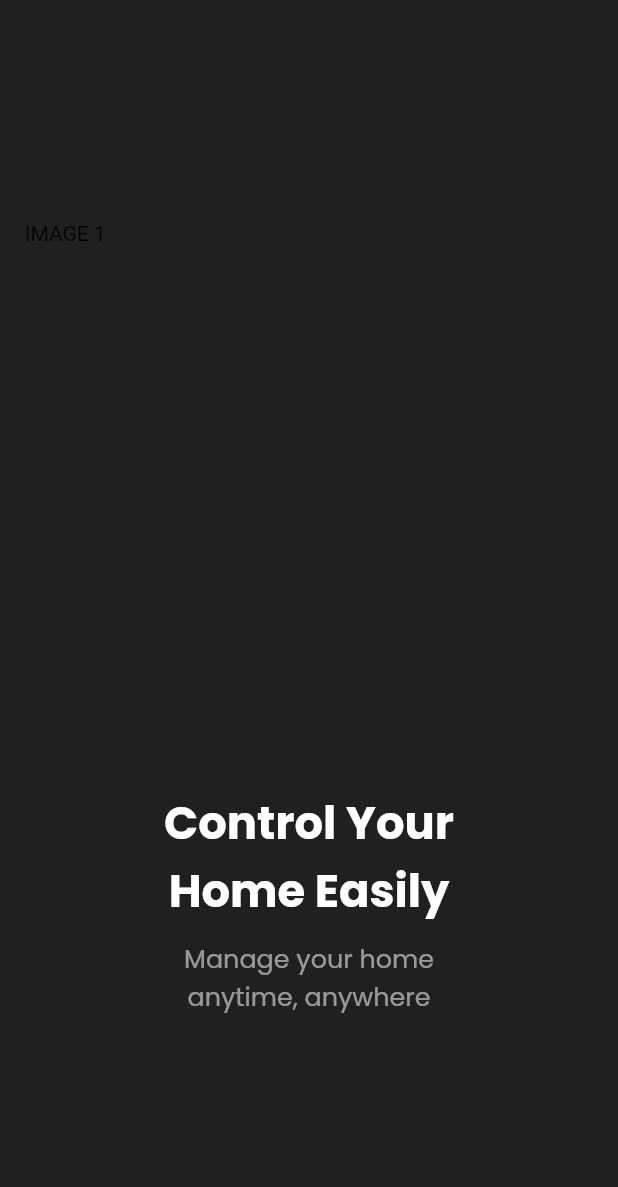
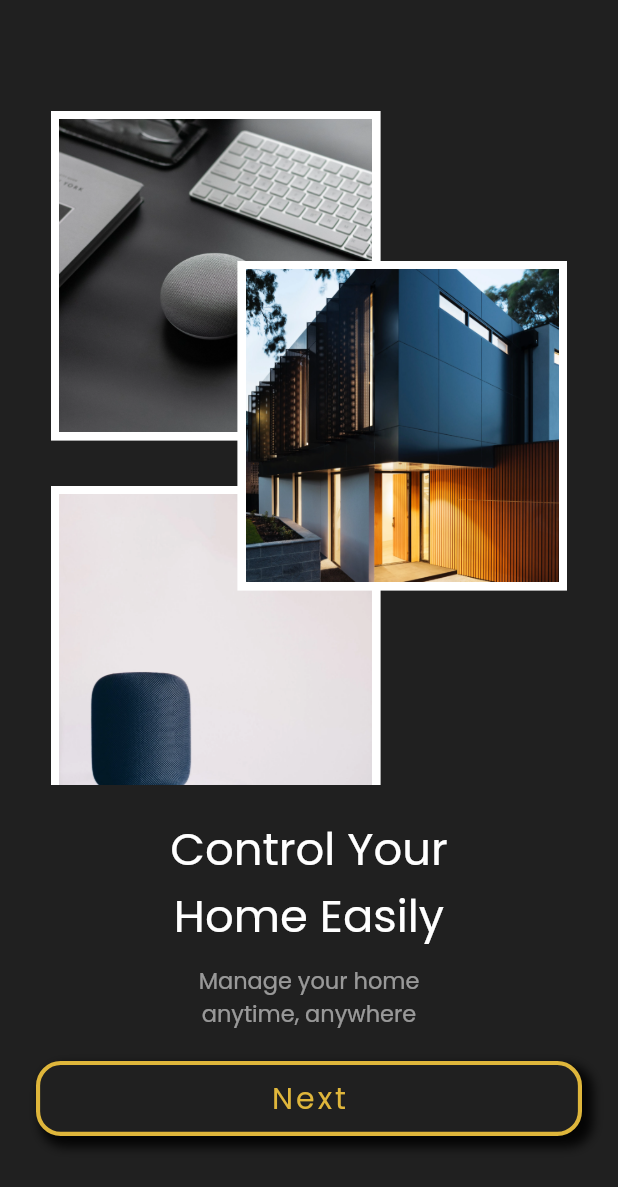
Before and after one commit to Ilejk/i_home, a Flutter app: the screen it shows after launch, on a phone screen of 412 x 824 dp. Shown: the top 1187 px of the screen. Run offline on Flutter 3.47's test engine with Material 2 defaults, Android fonts, the phone set to English and light mode, and no system bars; our stand-ins replace bloc, firebase_core, flutter_screenutil, freezed_annotation, get_it, google_fonts and 1 more; accounts and stored records are empty; generated files the repository leaves out were written again.

Commit message:
09.06.2023-16:11

```diff
--- a/lib/src/presentation/pages/on_boarding_page/on_boarding_page.dart
+++ b/lib/src/presentation/pages/on_boarding_page/on_boarding_page.dart
@@ -1,12 +1,10 @@
 import 'package:flutter/material.dart';
-import 'package:flutter_screenutil/flutter_screenutil.dart';
+import 'package:i_home/src/presentation/pages/on_boarding_page/widgets/on_boarding_page_column.dart';
+import 'package:i_home/src/presentation/pages/on_boarding_page/widgets/photo_type_grids.dart';
+import 'package:i_home/src/presentation/utils/asset_manager.dart';
 import 'package:i_home/src/presentation/utils/color_manager.dart';
-import 'package:i_home/src/presentation/utils/font_manager.dart';
 import 'package:i_home/src/presentation/utils/size_manager.dart';
 import 'package:i_home/src/presentation/utils/string_manager.dart';
-import 'package:i_home/src/presentation/widgets/app_textstyle_widget.dart';
-import 'package:i_home/src/presentation/widgets/spacers.dart';
-import 'package:i_home/src/presentation/widgets/text_widget.dart';
 
 class BoardingPage extends StatefulWidget {
   const BoardingPage({super.key});
@@ -26,36 +24,43 @@ class _BoardingPageState extends State<BoardingPage> {
           children: [
             PageView(
               children: [
-                Column(
-                  mainAxisAlignment: MainAxisAlignment.center,
-                  children: [
-                    SizedBox(
-                      height: SizeManager.s345.w,
-                      width: SizeManager.s345.w,
-                      child: Text('IMAGE 1'),
-                    ),
-                    TextWidget(
-                      text: StringManager.onBoardingTitle1,
-                      maxLines: 2,
-                      align: TextAlign.center,
-                      style: appTextStyleWidget(
-                        size: FontSize.s30.sp,
-                        color: ColorManager.white,
-                        fontWeight: FontWeight.bold,
-                      ),
-                    ),
-                    const HeightSpacer(iH: SizeManager.s10),
-                    TextWidget(
-                      maxLines: 2,
-                      align: TextAlign.center,
-                      text: StringManager.onBoardingSubTitle1,
-                      style: appTextStyleWidget(
-                        size: FontSize.s17.sp,
-                        color: ColorManager.white54,
-                        fontWeight: FontWeight.normal,
-                      ),
-                    ),
-                  ],
+                OnBoardingPageColumn(
+                  title: StringManager.onBoardingTitle1,
+                  subtitle: StringManager.onBoardingSubTitle1,
+                  onTap: () {
+                    //TODO
+                  },
+                  buttonTitle: StringManager.next,
+                  photoGridType: const PhotoGrid1(
+                    imagePath1: ImageManager.onBoardingColumn1_1,
+                    imagePath2: ImageManager.onBoardingColumn1_2,
+                    imagePath3: ImageManager.onBoardingColumn1_3,
+                  ),
+                ),
+                OnBoardingPageColumn(
+                  title: StringManager.onBoardingTitle2,
+                  subtitle: StringManager.onBoardingSubTitle2,
+                  onTap: () {
+                    //TODO
+                  },
+                  buttonTitle: StringManager.next,
+                  photoGridType: const PhotoGrid2(
+                    imagePath1: ImageManager.onBoardingColumn2_1,
+                    imagePath2: ImageManager.onBoardingColumn2_2,
+                  ),
+                ),
+                OnBoardingPageColumn(
+                  title: StringManager.onBoardingTitle3,
+                  subtitle: StringManager.onBoardingSubTitle3,
+                  onTap: () {
+                    //TODO
+                  },
+                  buttonTitle: StringManager.getStarted,
+                  photoGridType: const PhotoGrid1(
+                    imagePath1: ImageManager.onBoardingColumn3_1,
+                    imagePath2: ImageManager.onBoardingColumn3_2,
+                    imagePath3: ImageManager.onBoardingColumn3_3,
+                  ),
                 ),
               ],
             ),
--- /dev/null
+++ b/lib/src/presentation/pages/on_boarding_page/widgets/on_boarding_page_column.dart
@@ -0,0 +1,93 @@
+import 'package:flutter/material.dart';
+import 'package:flutter_screenutil/flutter_screenutil.dart';
+import 'package:i_home/src/presentation/utils/color_manager.dart';
+import 'package:i_home/src/presentation/utils/font_manager.dart';
+import 'package:i_home/src/presentation/utils/size_manager.dart';
+import 'package:i_home/src/presentation/widgets/app_textstyle_widget.dart';
+import 'package:i_home/src/presentation/widgets/spacers.dart';
+import 'package:i_home/src/presentation/widgets/text_widget.dart';
+
+class OnBoardingPageColumn extends StatelessWidget {
+  const OnBoardingPageColumn(
+      {super.key,
+      required this.title,
+      required this.subtitle,
+      required this.onTap,
+      required this.buttonTitle,
+      required this.photoGridType});
+  final String title;
+  final String subtitle;
+  final VoidCallback onTap;
+  final String buttonTitle;
+  final Widget photoGridType;
+  @override
+  Widget build(BuildContext context) {
+    return Padding(
+      padding: const EdgeInsets.all(PaddingManager.p24),
+      child: Column(
+        children: [
+          photoGridType,
+          const HeightSpacer(iH: SizeManager.s20),
+          TextWidget(
+            text: title,
+            maxLines: 2,
+            align: TextAlign.center,
+            style: appTextStyleWidget(
+              size: FontSize.s30,
+              color: ColorManager.white,
+              fontWeight: FontWeight.normal,
+            ),
+          ),
+          const HeightSpacer(iH: SizeManager.s10),
+          TextWidget(
+            maxLines: 2,
+            align: TextAlign.center,
+            text: subtitle,
+            style: appTextStyleWidget(
+              size: FontSize.s15,
+              color: ColorManager.white54,
+              fontWeight: FontWeight.normal,
+            ),
+          ),
+          const HeightSpacer(iH: SizeManager.s20),
+          GestureDetector(
+            onTap: onTap,
+            child: Container(
+              width: SizeManager.s345.w,
+              height: SizeManager.s50.h,
+              decoration: BoxDecoration(
+                color: ColorManager.primaryDarkGrey,
+                borderRadius: BorderRadius.circular(
+                  SizeManager.s15.w,
+                ),
+                border: Border.all(
+                  color: ColorManager.accentDarkYellow,
+                  width: SizeManager.s2_5.w,
+                ),
+                boxShadow: const [
+                  BoxShadow(
+                    color: ColorManager.black87,
+                    spreadRadius: 2,
+                    blurRadius: 5,
+                    offset: Offset(5, 5),
+                  )
+                ],
+              ),
+              child: Center(
+                child: TextWidget(
+                  text: buttonTitle,
+                  style: appTextStyleWidget(
+                    letterSpacing: SizeManager.s2,
+                    size: FontSize.s20,
+                    color: ColorManager.accentDarkYellow,
+                    fontWeight: FontWeight.normal,
+                  ),
+                ),
+              ),
+            ),
+          ),
+        ],
+      ),
+    );
+  }
+}
--- /dev/null
+++ b/lib/src/presentation/pages/on_boarding_page/widgets/photo_type_grids.dart
@@ -0,0 +1,218 @@
+import 'package:flutter/material.dart';
+import 'package:flutter_screenutil/flutter_screenutil.dart';
+import 'package:i_home/src/presentation/utils/color_manager.dart';
+import 'package:i_home/src/presentation/utils/size_manager.dart';
+
+class PhotoGrid1 extends StatelessWidget {
+  const PhotoGrid1({
+    super.key,
+    required this.imagePath1,
+    required this.imagePath2,
+    required this.imagePath3,
+  });
+
+  final String imagePath1;
+  final String imagePath2;
+  final String imagePath3;
+
+  @override
+  Widget build(BuildContext context) {
+    return SizedBox(
+      height: SizeManager.s500.h,
+      child: Stack(
+        children: [
+          Positioned(
+            top: 50,
+            left: 10,
+            child: Container(
+              decoration: const BoxDecoration(color: ColorManager.white),
+              width: SizeManager.s200.w,
+              height: SizeManager.s200.w,
+              child: Padding(
+                padding: EdgeInsets.all(
+                  PaddingManager.p5.w,
+                ),
+                child: Image.asset(
+                  imagePath1,
+                  fit: BoxFit.cover,
+                ),
+              ),
+            ),
+          ),
+          Positioned(
+            top: 300,
+            left: 10,
+            child: Container(
+              decoration: const BoxDecoration(color: ColorManager.white),
+              width: SizeManager.s200.w,
+              height: SizeManager.s200.w,
+              child: Padding(
+                padding: EdgeInsets.all(
+                  PaddingManager.p5.w,
+                ),
+                child: Image.asset(
+                  imagePath2,
+                  fit: BoxFit.cover,
+                ),
+              ),
+            ),
+          ),
+          Positioned(
+            top: 150,
+            right: 10,
+            child: Container(
+              decoration: const BoxDecoration(color: ColorManager.white),
+              width: SizeManager.s200.w,
+              height: SizeManager.s200.w,
+              child: Padding(
+                padding: EdgeInsets.all(
+                  PaddingManager.p5.w,
+                ),
+                child: Image.asset(
+                  imagePath3,
+                  fit: BoxFit.cover,
+                ),
+              ),
+            ),
+          ),
+        ],
+      ),
+    );
+  }
+}
+
+class PhotoGrid2 extends StatelessWidget {
+  const PhotoGrid2({
+    super.key,
+    required this.imagePath1,
+    required this.imagePath2,
+  });
+
+  final String imagePath1;
+  final String imagePath2;
+
+  @override
+  Widget build(BuildContext context) {
+    return SizedBox(
+      height: SizeManager.s500.h,
+      child: Stack(
+        children: [
+          Positioned(
+            top: 50,
+            left: 10,
+            child: Container(
+              decoration: const BoxDecoration(color: ColorManager.white),
+              width: SizeManager.s200.w,
+              height: SizeManager.s200.w,
+              child: Padding(
+                padding: EdgeInsets.all(
+                  PaddingManager.p5.w,
+                ),
+                child: Image.asset(
+                  imagePath1,
+                  fit: BoxFit.cover,
+                ),
+              ),
+            ),
+          ),
+          Positioned(
+            top: 300,
+            right: 10,
+            child: Container(
+              decoration: const BoxDecoration(color: ColorManager.white),
+              width: SizeManager.s200.w,
+              height: SizeManager.s200.w,
+              child: Padding(
+                padding: EdgeInsets.all(
+                  PaddingManager.p5.w,
+                ),
+                child: Image.asset(
+                  imagePath2,
+                  fit: BoxFit.cover,
+                ),
+              ),
+            ),
+          ),
+        ],
+      ),
+    );
+  }
+}
+
+class PhotoGrid3 extends StatelessWidget {
+  const PhotoGrid3({
+    super.key,
+    required this.imagePath1,
+    required this.imagePath2,
+    required this.imagePath3,
+  });
+
+  final String imagePath1;
+  final String imagePath2;
+  final String imagePath3;
+
+  @override
+  Widget build(BuildContext context) {
+    return SizedBox(
+      height: SizeManager.s500.h,
+      child: Stack(
+        children: [
+          Positioned(
+            top: 150,
+            left: 10,
+            child: Container(
+              decoration: const BoxDecoration(color: ColorManager.white),
+              width: SizeManager.s200.w,
+              height: SizeManager.s200.w,
+              child: Padding(
+                padding: EdgeInsets.all(
+                  PaddingManager.p5.w,
+                ),
+                child: Image.asset(
+                  imagePath3,
+                  fit: BoxFit.cover,
+                ),
+              ),
+            ),
+          ),
+          Positioned(
+            top: 50,
+            right: 10,
+            child: Container(
+              decoration: const BoxDecoration(color: ColorManager.white),
+              width: SizeManager.s200.w,
+              height: SizeManager.s200.w,
+              child: Padding(
+                padding: EdgeInsets.all(
+                  PaddingManager.p5.w,
+                ),
+                child: Image.asset(
+                  imagePath1,
+                  fit: BoxFit.cover,
+                ),
+              ),
+            ),
+          ),
+          Positioned(
+            top: 300,
+            right: 10,
+            child: Container(
+              decoration: const BoxDecoration(color: ColorManager.white),
+              width: SizeManager.s200.w,
+              height: SizeManager.s200.w,
+              child: Padding(
+                padding: EdgeInsets.all(
+                  PaddingManager.p5.w,
+                ),
+                child: Image.asset(
+                  imagePath2,
+                  fit: BoxFit.cover,
+                ),
+              ),
+            ),
+          ),
+        ],
+      ),
+    );
+  }
+}
--- a/lib/src/presentation/utils/asset_manager.dart
+++ b/lib/src/presentation/utils/asset_manager.dart
@@ -2,7 +2,12 @@ const String imagePath = 'assets/images';
 const String animationPath = 'assets/json';
 
 class ImageManager {
-  static const onBoarding1 = '$imagePath/onBoarding1.webp';
-  static const onBoarding2 = '$imagePath/onBoarding2.webp';
-  static const onBoarding3 = '$imagePath/onBoarding3.webp';
+  static const onBoardingColumn1_3 = '$imagePath/onBoarding1.webp';
+  static const onBoardingColumn1_1 = '$imagePath/onBoarding2.webp';
+  static const onBoardingColumn1_2 = '$imagePath/onBoarding3.webp';
+  static const onBoardingColumn2_1 = '$imagePath/onBoarding4.webp';
+  static const onBoardingColumn2_2 = '$imagePath/onBoarding5.webp';
+  static const onBoardingColumn3_1 = '$imagePath/onBoarding6.webp';
+  static const onBoardingColumn3_2 = '$imagePath/onBoarding7.webp';
+  static const onBoardingColumn3_3 = '$imagePath/onBoarding8.webp';
 }
--- a/lib/src/presentation/utils/color_manager.dart
+++ b/lib/src/presentation/utils/color_manager.dart
@@ -2,6 +2,8 @@ import 'package:flutter/material.dart';
 
 class ColorManager {
   static const Color black = Colors.black;
+  static const Color black87 = Colors.black87;
+  static const Color black54 = Colors.black54;
   static const Color white = Colors.white;
   static const Color white54 = Colors.white54;
   static Color primaryDarkGrey = HexColor.fromHex('#202020');
--- a/lib/src/presentation/utils/size_manager.dart
+++ b/lib/src/presentation/utils/size_manager.dart
@@ -4,6 +4,9 @@ class SizeManager {
   static double deviceWidth = 375.w;
   static double deviceHeight = 825.h;
   static const double s1 = 1.0;
+  static const double s2 = 2.0;
+  static const double s2_5 = 2.5;
+  static const double s3 = 3.0;
   static const double s5 = 5.0;
   static const double s10 = 10.0;
   static const double s15 = 15.0;
@@ -13,7 +16,11 @@ class SizeManager {
   static const double s40 = 40.0;
   static const double s50 = 50.0;
   static const double s60 = 60.0;
+  static const double s200 = 200.0;
+  static const double s300 = 300.0;
   static const double s345 = 345.0;
+  static const double s500 = 500.0;
+  static const double s650 = 650.0;
 }
 
 class PaddingManager {
--- a/lib/src/presentation/utils/string_manager.dart
+++ b/lib/src/presentation/utils/string_manager.dart
@@ -3,11 +3,13 @@ class StringManager {
   static const String onBoardingTitle1 = 'Control Your\nHome Easily';
   static const String onBoardingTitle2 =
       'Intuitive Home Control\nat Your Fingertips';
-  static const String onBoardingTitle3 = 'Simplified Home Control';
+  static const String onBoardingTitle3 = 'Simplified Home\nControl';
   static const String onBoardingSubTitle1 =
       'Manage your home\nanytime, anywhere';
   static const String onBoardingSubTitle2 = 'Control Your\nHome Easily';
-  static const String onBoardingSubTitle3 = 'Your Power, Your Way';
+  static const String onBoardingSubTitle3 = 'Your Power, Your Way\n    ';
+  static const String next = 'Next';
+  static const String getStarted = 'Get Started';
 //ERROR
   static const String noRouteFound = 'No Route Found';
 }
--- a/lib/src/presentation/widgets/app_textstyle_widget.dart
+++ b/lib/src/presentation/widgets/app_textstyle_widget.dart
@@ -6,9 +6,11 @@ TextStyle appTextStyleWidget({
   required double size,
   required Color color,
   required FontWeight fontWeight,
+  double letterSpacing = 0,
 }) =>
     GoogleFonts.poppins(
       fontSize: size.sp,
+      letterSpacing: letterSpacing,
       color: color,
       fontWeight: fontWeight,
     );
--- a/pubspec.yaml
+++ b/pubspec.yaml
@@ -28,6 +28,7 @@ dependencies:
   cloud_firestore: ^4.7.1
   google_fonts: ^4.0.4
   flutter_screenutil: ^5.7.0
+  iconly: ^1.0.1
 
 
 dev_dependencies:
```
Also changed, not shown: assets/images/onBoarding4.webp (added), assets/images/onBoarding5.webp (added), assets/images/onBoarding6.webp (added), assets/images/onBoarding7.webp (added), assets/images/onBoarding8.webp (added), pubspec.lock.
